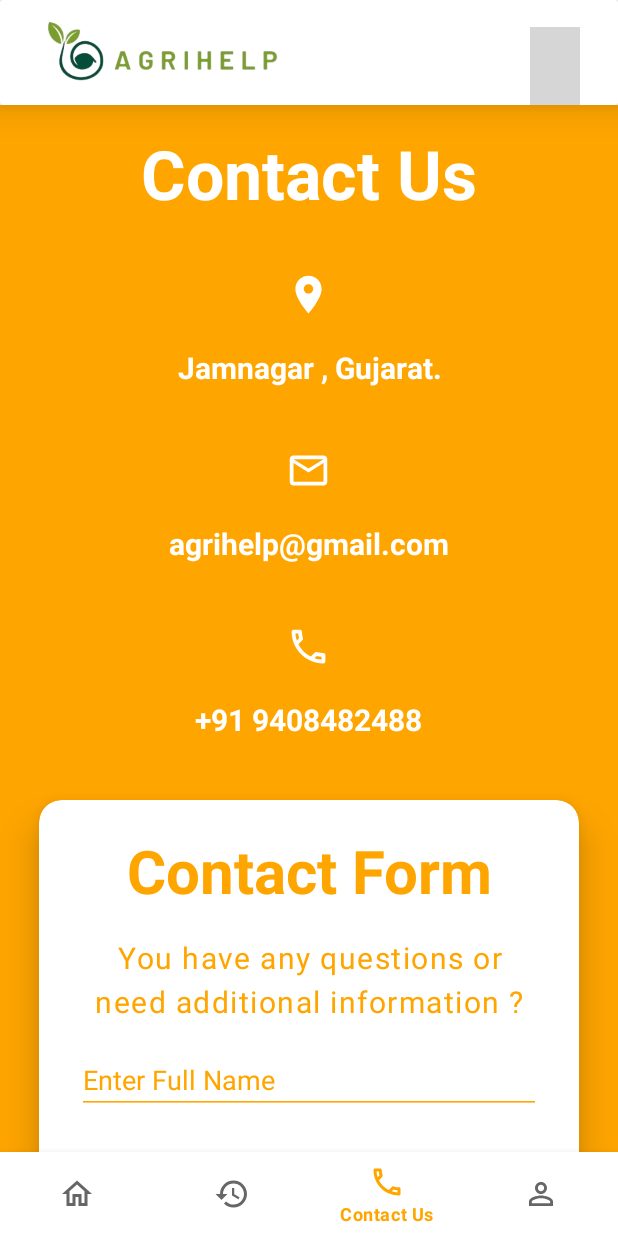
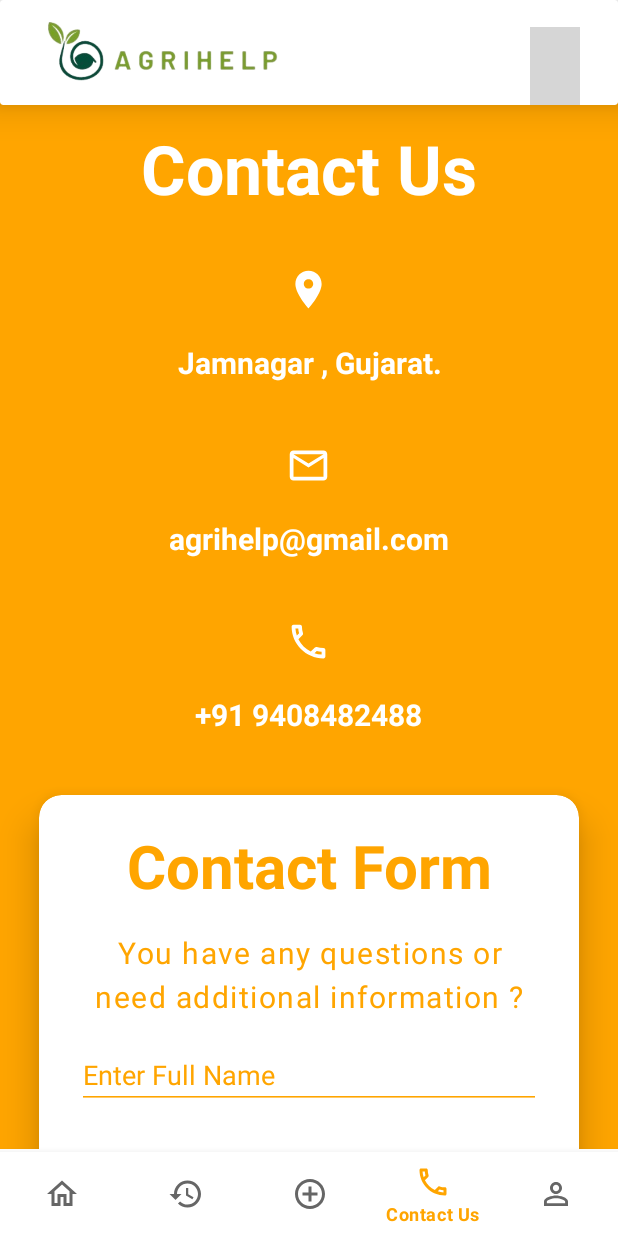
Before and after one commit to AbhayKachhadiya/Agrihelp, an Android app: the NavigationActivity screen opened directly, with no data from a screen before it, item 4 of the bottom bar chosen, on a phone screen of 412 x 824 dp. Run offline under Robolectric (Android 15) with nearby library versions, the phone set to English and light mode, and no system bars; grey boxes are pictures that could not be loaded.

Commit message:
Add Booking Fragment

```diff
--- /dev/null
+++ b/app/src/main/java/com/example/agrihelp/BookingFragment.kt
@@ -0,0 +1,15 @@
+package com.example.agrihelp
+
+import android.os.Bundle
+import android.view.LayoutInflater
+import android.view.View
+import android.view.ViewGroup
+import androidx.fragment.app.Fragment
+
+
+class BookingFragment : Fragment() {
+    override fun onCreateView(inflater: LayoutInflater, container: ViewGroup?, savedInstanceState: Bundle?): View? {
+        // Inflate the layout for this fragment
+        return inflater.inflate(R.layout.fragment_booking, container, false)
+    }
+}
--- a/app/src/main/java/com/example/agrihelp/NavigationActivity.kt
+++ b/app/src/main/java/com/example/agrihelp/NavigationActivity.kt
@@ -13,6 +13,7 @@ class NavigationActivity : AppCompatActivity() {
     private lateinit var bottomNavView: BottomNavigationView
     private lateinit var homeFragment: HomeFragment
     private lateinit var contactUsFragment: ContactUsFragment
+    private lateinit var bookingFragment: BookingFragment
     private lateinit var sharedPref: SharedPreferences
 
     override fun onCreate(savedInstanceState: Bundle?) {
@@ -24,6 +25,7 @@ class NavigationActivity : AppCompatActivity() {
 
         homeFragment = HomeFragment()
         contactUsFragment = ContactUsFragment()
+        bookingFragment = BookingFragment()
 
         showHomeFragment()
 
@@ -48,6 +50,7 @@ private fun bottomNavItemSelected(item: MenuItem): Boolean {
     when (item.itemId) {
         R.id.navHome -> showHomeFragment()
         R.id.navContactUs -> showContactUsFragment()
+        R.id.navBooking -> showBookingFragment()
         else -> return false
     }
     return true
@@ -66,4 +69,10 @@ private fun showContactUsFragment() {
         commit()
     }
 }
+private fun showBookingFragment() {
+        supportFragmentManager.beginTransaction().apply {
+            replace(R.id.fragmemtContainer, bookingFragment)
+            commit()
+        }
 }
+}
--- a/app/src/main/java/com/example/agrihelp/SplashActivity.kt
+++ b/app/src/main/java/com/example/agrihelp/SplashActivity.kt
@@ -1,10 +1,10 @@
 package com.example.agrihelp
 
 import android.content.Intent
-import androidx.appcompat.app.AppCompatActivity
 import android.os.Bundle
 import android.os.Handler
 import android.os.Looper
+import androidx.appcompat.app.AppCompatActivity
 
 class SplashActivity : AppCompatActivity() {
     override fun onCreate(savedInstanceState: Bundle?) {
@@ -15,6 +15,6 @@ class SplashActivity : AppCompatActivity() {
             val intent = Intent(this, LoginActivity::class.java)
             startActivity(intent)
             finish()
-        }, 2000) // 2000 is the delayed time in milliseconds.
+        }, 1000) // 2000 is the delayed time in milliseconds.
     }
 }
--- /dev/null
+++ b/app/src/main/res/drawable/ic_booking.xml
@@ -0,0 +1,5 @@
+<vector android:height="24dp" android:tint="#FFA602"
+    android:viewportHeight="24" android:viewportWidth="24"
+    android:width="24dp" xmlns:android="http://schemas.android.com/apk/res/android">
+    <path android:fillColor="@android:color/white" android:pathData="M13,7h-2v4L7,11v2h4v4h2v-4h4v-2h-4L13,7zM12,2C6.48,2 2,6.48 2,12s4.48,10 10,10 10,-4.48 10,-10S17.52,2 12,2zM12,20c-4.41,0 -8,-3.59 -8,-8s3.59,-8 8,-8 8,3.59 8,8 -3.59,8 -8,8z"/>
+</vector>
--- a/app/src/main/res/layout/activity_navigation.xml
+++ b/app/src/main/res/layout/activity_navigation.xml
@@ -1,5 +1,10 @@
 <?xml version="1.0" encoding="utf-8"?>
-<RelativeLayout xmlns:android="http://schemas.android.com/apk/res/android"
+
+
+
+<RelativeLayout
+ xmlns:android="http://schemas.android.com/apk/res/android"
+
     xmlns:app="http://schemas.android.com/apk/res-auto"
     xmlns:tools="http://schemas.android.com/tools"
     android:layout_width="match_parent"
@@ -34,16 +39,18 @@
 
     </androidx.cardview.widget.CardView>
 
+
     <androidx.fragment.app.FragmentContainerView
         android:id="@+id/fragmemtContainer"
         android:layout_width="match_parent"
         android:layout_height="match_parent"
+        android:layout_above="@id/bnNavigation"
         android:layout_below="@id/imglogo"
-        android:layout_above="@id/bnNavigation"
+        android:layout_marginTop="-3dp"
+        android:layout_marginBottom="2dp"
         tools:layout="@layout/fragment_home">
 
     </androidx.fragment.app.FragmentContainerView>
-
 
     <com.google.android.material.bottomnavigation.BottomNavigationView
         android:id="@+id/bnNavigation"
--- a/app/src/main/res/menu/bottom_nav_menu.xml
+++ b/app/src/main/res/menu/bottom_nav_menu.xml
@@ -5,10 +5,15 @@
         android:id="@+id/navHome"
         android:icon="@drawable/ic_home"
         android:title="@string/home" />
+
     <item
         android:id="@+id/navBookingHistory"
         android:icon="@drawable/ic_history"
         android:title="@string/booking_history" />
+    <item
+        android:id="@+id/navBooking"
+        android:icon="@drawable/ic_booking"
+        android:title="Booking"/>
     <item
         android:id="@+id/navContactUs"
         android:icon="@drawable/ic_phone"
```
Also changed, not shown: app/src/main/res/layout/fragment_booking.xml (added, +14 -0 lines).
